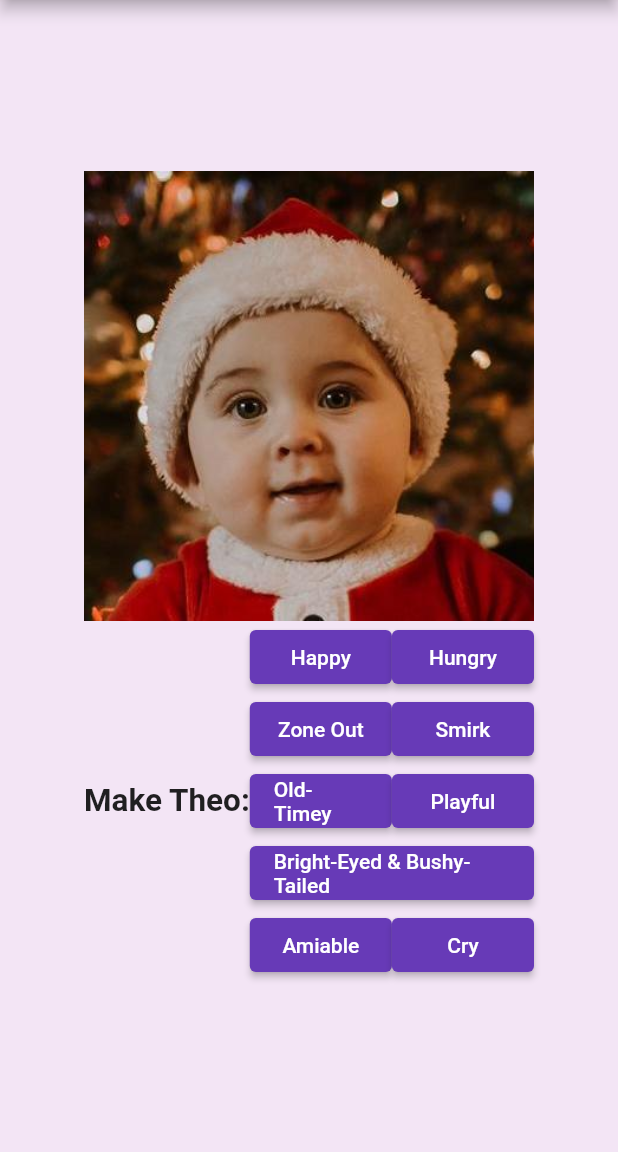
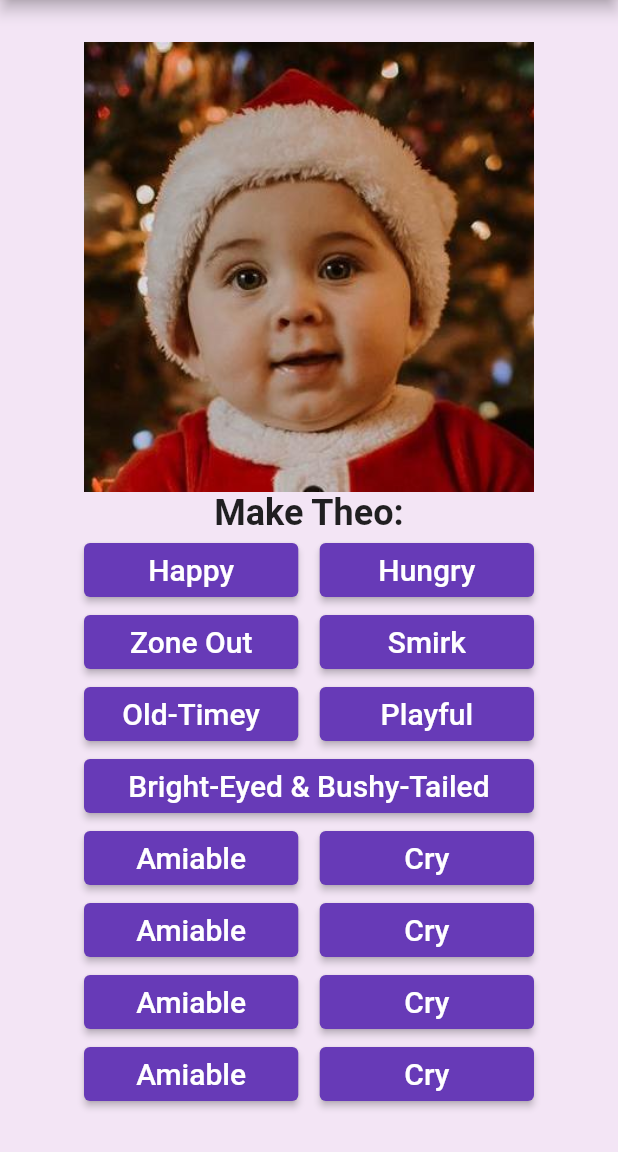
Before and after one commit to Nightlights524/theo_simulator_flutter, a Flutter app: the screen it shows after launch, on a phone screen of 412 x 824 dp, the part 84-1236 px from its top. Run offline on Flutter 3.47's test engine with Material 2 defaults, Android fonts, the phone set to English and light mode, and no system bars.

Commit message:
Add Spacer() between buttons

```diff
--- a/lib/main.dart
+++ b/lib/main.dart
@@ -35,9 +35,13 @@ class _MyHomePageState extends State<MyHomePage> {
 
   Widget _buildButton(String buttonText, String imageName) {
     return Expanded(
+      flex: 10,
       child: ElevatedButton(
         onPressed: () => _setImage(imageName),
-        child: Text(buttonText),
+        child: Text(
+          buttonText,
+          style: TextStyle(fontSize: 20),
+        ),
       ),
     );
 
@@ -53,8 +57,6 @@ class _MyHomePageState extends State<MyHomePage> {
       appBar: AppBar(
         title: Text(widget.title),
       ),
-      // body: Center(
-      //   child: Container(
       body: Container(
         // padding: EdgeInsets.all(20),
         // width: 340,
@@ -72,62 +74,38 @@ class _MyHomePageState extends State<MyHomePage> {
                   height: 300,
                   gaplessPlayback: true,
                 ),
-                // Expanded(
-                // child: Container(
                 Container(
-                  constraints: BoxConstraints(
-                      // maxWidth: 300,
-                      // minWidth: 300,
-                      // minHeight: 400,
-                      // maxHeight: 200,
-                      ),
                   width: 300,
                   child: Row(
                     mainAxisAlignment: MainAxisAlignment.spaceBetween,
                     children: [
-                      // Expanded(
-                      //   child: Column(
-                      //     mainAxisAlignment: MainAxisAlignment.start,
-                      //     children: [
-                      //       Text(
-                      //         "Make Theo:",
-                      //         style: TextStyle(
-                      //             fontSize: 21, fontWeight: FontWeight.bold),
-                      //       ),
-                      //     ],
-                      //   ),
-                      // ),
-                      Column(
-                        mainAxisAlignment: MainAxisAlignment.start,
-                        children: [
-                          Text(
-                            "Make Theo:",
-                            style: TextStyle(
-                                fontSize: 21, fontWeight: FontWeight.bold),
-                          ),
-                        ],
-                      ),
                       Expanded(
                         child: Column(
-                          crossAxisAlignment: CrossAxisAlignment.start,
+                          crossAxisAlignment: CrossAxisAlignment.center,
                           children: [
+                            Text(
+                              "Make Theo:",
+                              style: TextStyle(
+                                  fontSize: 24, fontWeight: FontWeight.bold),
+                            ),
                             Row(
                               children: [
                                 _buildButton("Happy", "TheoHappy.jpg"),
+                                Spacer(),
                                 _buildButton("Hungry", "TheoHungry.jpg"),
-                                // Expanded(child: _buildButton("Happy", "TheoHappy.jpg")),
-                                // Expanded(child: _buildButton("Hungry", "TheoHungry.jpg")),
                               ],
                             ),
                             Row(
                               children: [
                                 _buildButton("Zone Out", "TheoZoneOut.jpg"),
+                                Spacer(),
                                 _buildButton("Smirk", "TheoSmirk.jpg"),
                               ],
                             ),
                             Row(
                               children: [
                                 _buildButton("Old-Timey", "TheoOldTimey.jpg"),
+                                Spacer(),
                                 _buildButton("Playful", "TheoPlayful.jpg"),
                               ],
                             ),
@@ -140,59 +118,42 @@ class _MyHomePageState extends State<MyHomePage> {
                             Row(
                               children: [
                                 _buildButton("Amiable", "TheoBase.jpg"),
+                                Spacer(),
+                                _buildButton("Cry", "TheoCry.jpg"),
+                              ],
+                            ),
+                            Row(
+                              children: [
+                                _buildButton("Amiable", "TheoBase.jpg"),
+                                Spacer(),
+                                _buildButton("Cry", "TheoCry.jpg"),
+                              ],
+                            ),
+                            Row(
+                              children: [
+                                _buildButton("Amiable", "TheoBase.jpg"),
+                                Spacer(),
+                                _buildButton("Cry", "TheoCry.jpg"),
+                              ],
+                            ),
+                            Row(
+                              children: [
+                                _buildButton("Amiable", "TheoBase.jpg"),
+                                Spacer(),
                                 _buildButton("Cry", "TheoCry.jpg"),
                               ],
                             ),
                           ],
                         ),
                       ),
-                      // Column(
-                      //   crossAxisAlignment: CrossAxisAlignment.start,
-                      //   children: [
-                      //     Row(
-                      //       children: [
-                      //         _buildButton("Happy", "TheoHappy.jpg"),
-                      //         _buildButton("Hungry", "TheoHungry.jpg"),
-                      //         // Expanded(child: _buildButton("Happy", "TheoHappy.jpg")),
-                      //         // Expanded(child: _buildButton("Hungry", "TheoHungry.jpg")),
-                      //       ],
-                      //     ),
-                      //     Row(
-                      //       children: [
-                      //         _buildButton("Zone Out", "TheoZoneOut.jpg"),
-                      //         _buildButton("Smirk", "TheoSmirk.jpg"),
-                      //       ],
-                      //     ),
-                      //     Row(
-                      //       children: [
-                      //         _buildButton("Old-Timey", "TheoOldTimey.jpg"),
-                      //         _buildButton("Playful", "TheoPlayful.jpg"),
-                      //       ],
-                      //     ),
-                      //     Row(
-                      //       children: [
-                      //         _buildButton("Bright-Eyed & Bushy-Tailed",
-                      //             "TheoBrightEyedBushyTailed.jpg"),
-                      //       ],
-                      //     ),
-                      //     Row(
-                      //       children: [
-                      //         _buildButton("Amiable", "TheoBase.jpg"),
-                      //         _buildButton("Cry", "TheoCry.jpg"),
-                      //       ],
-                      //     ),
-                      //   ],
-                      // ),
                     ],
                   ),
                 ),
-                // ),
               ],
             ),
           ),
         ),
       ),
-      // ),
     );
   }
 }
```
